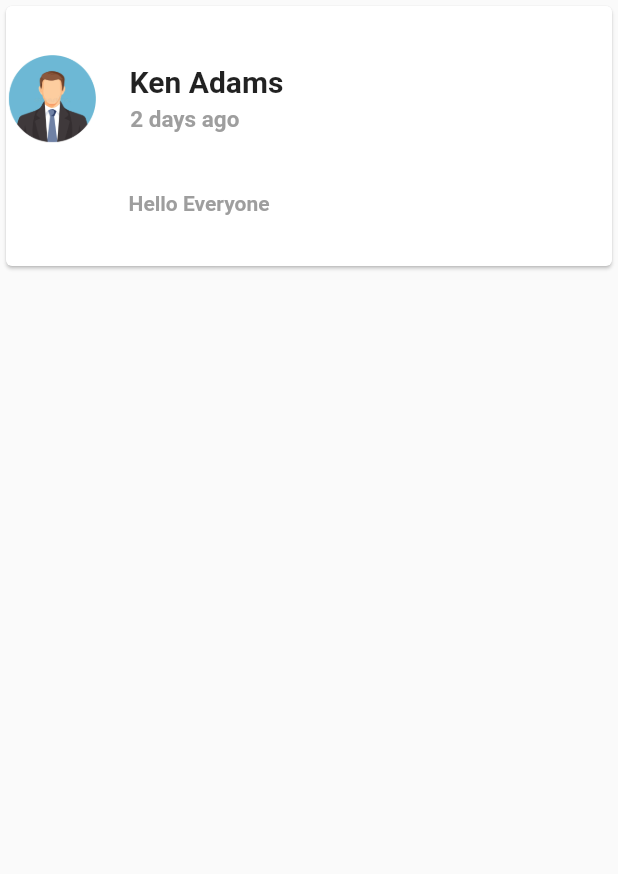
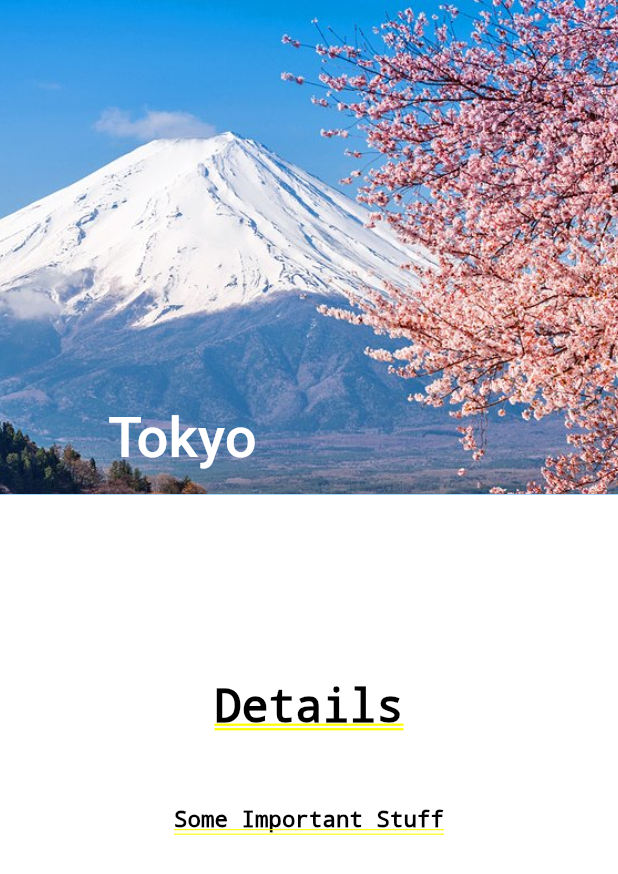
Before and after one commit to an09mous/Virtual_Tourist_Guide, a Flutter app: the screen it shows after launch, on a phone screen of 412 x 824 dp. Shown: the top 874 px of the screen. Run offline on Flutter 3.47's test engine with Material 2 defaults, Android fonts, the phone set to English and light mode, and no system bars.

Commit message:
[added][widget] sliver app bar and sliver fill remaining

```diff
--- a/lib/main.dart
+++ b/lib/main.dart
@@ -1,5 +1,5 @@
 import 'package:flutter/material.dart';
-import 'package:gogoa/custom_widgets/comment_box.dart';
+import 'package:gogoa/pages/details.dart';
 
 void main() => runApp(GoGoa());
 
@@ -11,7 +11,7 @@ class GoGoa extends StatelessWidget {
       theme: ThemeData(
         primarySwatch: Colors.blue,
       ),
-      home: CommentBox()
+      home: Details()
     );
   }
 }
--- /dev/null
+++ b/lib/pages/details.dart
@@ -0,0 +1,68 @@
+import 'package:flutter/material.dart';
+
+class Details extends StatefulWidget {
+  @override
+  _DetailsState createState() => _DetailsState();
+}
+
+class _DetailsState extends State<Details> {
+
+  @override
+  Widget build(BuildContext context) {
+    double deviceWidth = MediaQuery.of(context).size.width;
+    double deviceHeight = MediaQuery.of(context).size.height;
+
+    return CustomScrollView(
+      slivers: <Widget>[
+        SliverAppBar(
+          expandedHeight: deviceHeight * 0.4,
+          floating: false,
+          pinned: true,
+          flexibleSpace: FlexibleSpaceBar(
+            title: Text('Tokyo',
+                style: TextStyle(
+                    fontSize: 25,
+                    fontWeight: FontWeight.w500,
+                    color: Colors.white)),
+            background: Image.asset(
+              'assets/fuji.jpg',
+              fit: BoxFit.cover,
+            ),
+          ),
+        ),
+        SliverFillRemaining(
+          child: Container(
+            decoration: BoxDecoration(
+                color: Colors.white,
+                borderRadius: new BorderRadius.only(
+                  topLeft: const Radius.circular(20.0),
+                  topRight: const Radius.circular(20.0),
+                )),
+            child: Column(
+              children: <Widget>[
+                SizedBox(
+                  height: deviceHeight * 0.15,
+                ),
+                Container(
+                  child: Text(
+                    'Details',
+                    style: TextStyle(color: Colors.black, fontSize: 30),
+                  ),
+                ),
+                SizedBox(
+                  height: deviceHeight * 0.06,
+                ),
+                Container(
+                  child: Text(
+                    'Some Important Stuff',
+                    style: TextStyle(color: Colors.black, fontSize: 15),
+                  ),
+                )
+              ],
+            ),
+          ),
+        )
+      ],
+    );
+  }
+}
--- a/pubspec.yaml
+++ b/pubspec.yaml
@@ -43,7 +43,7 @@ flutter:
   # To add assets to your application, add an assets section, like this:
   assets:
     - assets/demo.jpg
-  #   - images/a_dot_ham.jpeg
+    - assets/fuji.jpg
 
   # An image asset can refer to one or more resolution-specific "variants", see
   # https://flutter.dev/assets-and-images/#resolution-aware.
```
Also changed, not shown: assets/fuji.jpg (added).
